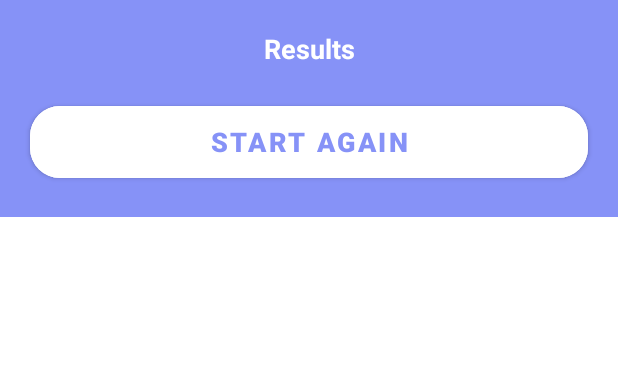
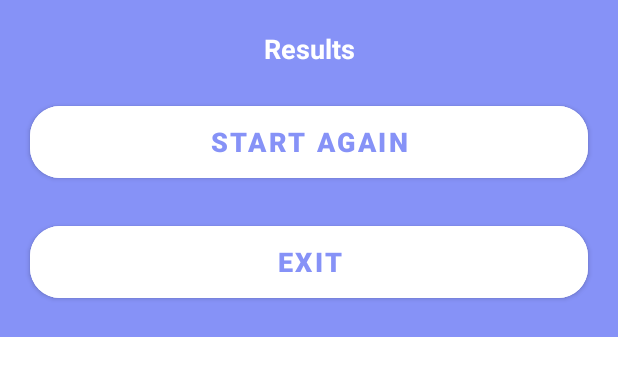
Before and after one commit to akshitkumarsharma/TicTacToeAndroid, an Android app: the layout activity_result_dialog.xml on its own in the app's theme, with its tools: preview values and no code run, on a phone screen of 412 x 824 dp. Shown: the top 376 px of the screen. Run offline under Robolectric (Android 15) with nearby library versions, the light colour scheme and no system bars.

Commit message:
Added exit button in result dialog

```diff
--- a/app/src/main/java/com/example/tictactoegame/AddPlayer.kt
+++ b/app/src/main/java/com/example/tictactoegame/AddPlayer.kt
@@ -24,7 +24,7 @@ class AddPlayer : AppCompatActivity() {
 
         startGameButton.setOnClickListener {
             val getPlayerOneName:String=playerOne.text.toString()
-            val getPlayerTwoName:String=playerOne.text.toString()
+            val getPlayerTwoName:String=playerTwo.text.toString()
 
             if (getPlayerOneName.isEmpty() || getPlayerTwoName.isEmpty()) {
                 Toast.makeText(this, "Please enter player name", Toast.LENGTH_SHORT).show()
--- a/app/src/main/java/com/example/tictactoegame/MainActivity.kt
+++ b/app/src/main/java/com/example/tictactoegame/MainActivity.kt
@@ -115,7 +115,7 @@ class MainActivity : AppCompatActivity() {
     override fun onBackPressed() {
         val currentTime = System.currentTimeMillis()
         if (currentTime - lastPress > 5000) {
-            Toast.makeText(baseContext, "Press back again to exit", Toast.LENGTH_LONG).show()
+            Toast.makeText(baseContext, "Press back again to exit", Toast.LENGTH_SHORT).show()
             lastPress = currentTime
         } else {
 
--- a/app/src/main/java/com/example/tictactoegame/ResultDialog.kt
+++ b/app/src/main/java/com/example/tictactoegame/ResultDialog.kt
@@ -18,6 +18,8 @@ class ResultDialog(context: Context, var message: String?, var mainActivity: Mai
 
         val messageText = findViewById<TextView>(R.id.messageText)
         val startAgainButton = findViewById<Button>(R.id.startAgainButton)
+        val exitButton=findViewById<Button>(R.id.exitButton)
+
 
         messageText.setText(message);
 
@@ -25,5 +27,9 @@ class ResultDialog(context: Context, var message: String?, var mainActivity: Mai
             mainActivity?.restartMatch();
             dismiss();
         }
+
+        exitButton.setOnClickListener {
+            System.exit(0)
+        }
     }
 }
--- a/app/src/main/res/layout/activity_result_dialog.xml
+++ b/app/src/main/res/layout/activity_result_dialog.xml
@@ -31,7 +31,24 @@
             android:textStyle="bold"
             android:backgroundTint="@color/white"
             android:text="Start Again"
-            android:layout_margin="20dp"
+            android:layout_marginTop="20dp"
+            android:layout_marginLeft="20dp"
+            android:layout_marginRight="20dp"
+            android:layout_marginBottom="10dp"
+            android:textColor="@color/lavender"
+            app:cornerRadius = "20dp"/>
+        <Button
+            android:layout_width="match_parent"
+            android:layout_height="60dp"
+            android:id="@+id/exitButton"
+            android:textSize="18sp"
+            android:textStyle="bold"
+            android:backgroundTint="@color/white"
+            android:text="exit"
+            android:layout_marginTop="10dp"
+            android:layout_marginLeft="20dp"
+            android:layout_marginRight="20dp"
+            android:layout_marginBottom="20dp"
             android:textColor="@color/lavender"
             app:cornerRadius = "20dp"/>
     </LinearLayout>
--- a/app/src/main/res/values/colors.xml
+++ b/app/src/main/res/values/colors.xml
@@ -10,4 +10,5 @@
     <color name="lavender">#8692F7</color>
     <color name="lavenderLight">#e6e6ff</color>
     <color name="lavenderLighsasat">#FF0000</color>
+    <color name="transparent">#00000000</color>
 </resources>
```
